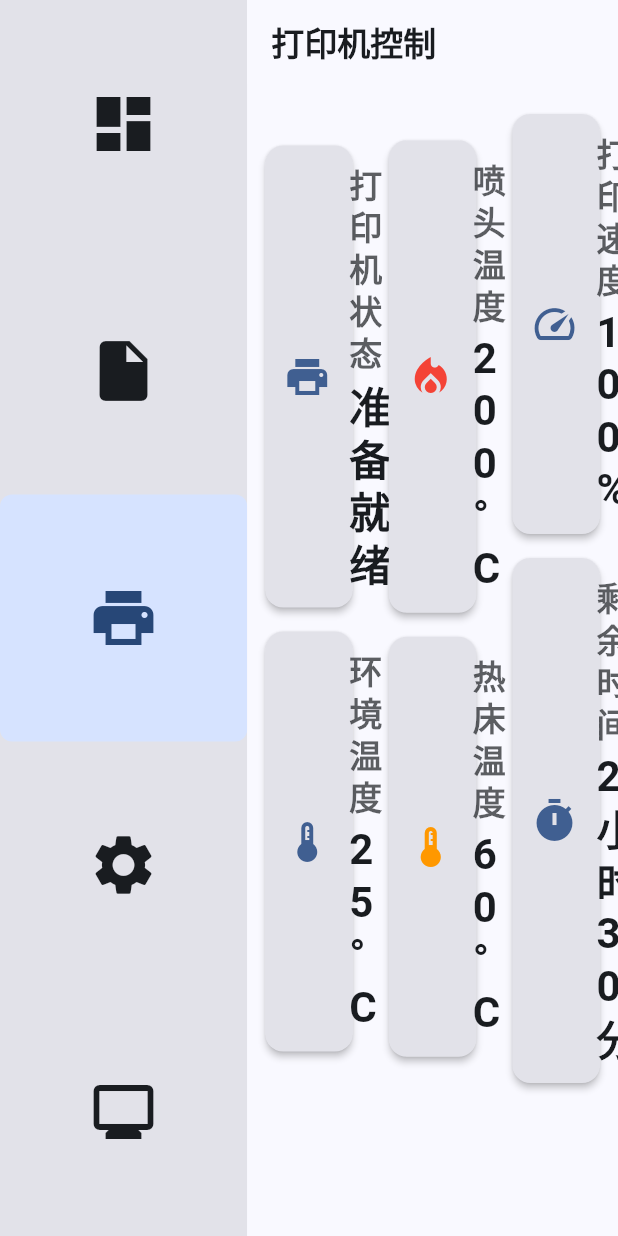
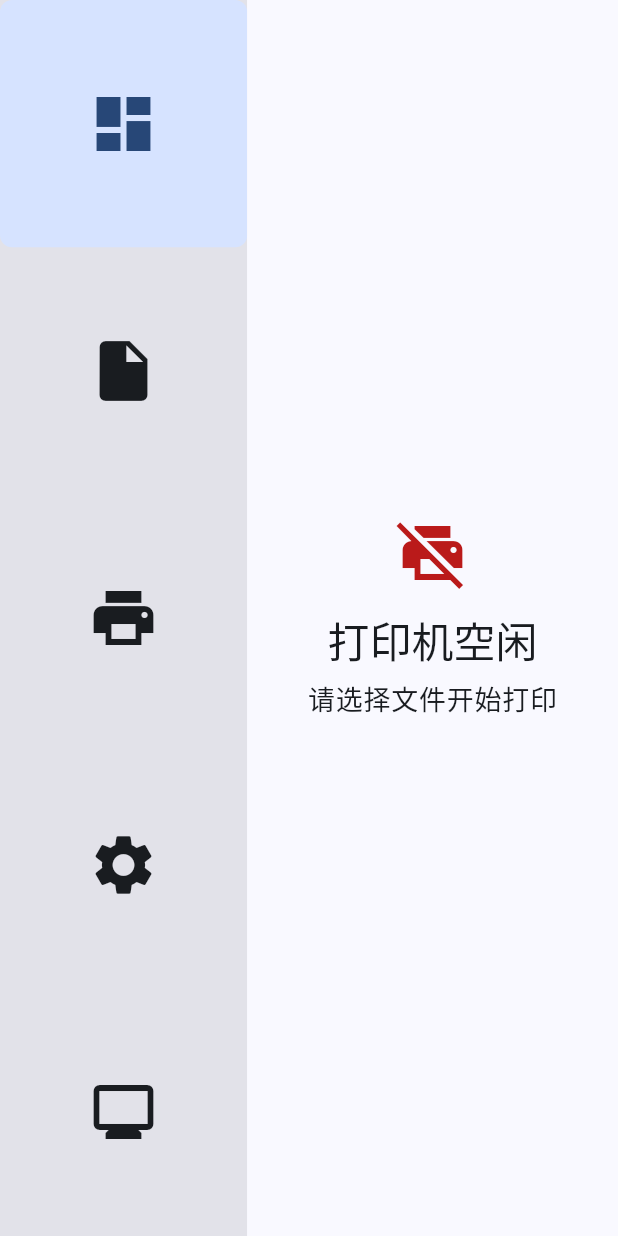
Before and after one commit to yaotutu/creo_touch, a Flutter app: the screen it shows after launch, on a phone screen of 412 x 824 dp. Run offline on Flutter 3.47's test engine with Material 3 defaults, Android fonts, the light colour scheme and no system bars; our stand-ins replace dio, flutter_hooks, flutter_riverpod, freezed_annotation, go_router, hooks_riverpod and 1 more.

Commit message:
添加打印机控制页面和空闲状态页面，更新路由配置以使用新页面

```diff
--- /dev/null
+++ b/lib/presentation/pages/dashboard/not_printing_screen.dart
@@ -0,0 +1,34 @@
+import 'package:flutter/material.dart';
+import 'package:flutter_hooks/flutter_hooks.dart';
+
+class NotPrintingScreen extends HookWidget {
+  const NotPrintingScreen({super.key});
+
+  @override
+  Widget build(BuildContext context) {
+    return Scaffold(
+      body: Center(
+        child: Column(
+          mainAxisAlignment: MainAxisAlignment.center,
+          children: [
+            Icon(
+              Icons.print_disabled,
+              size: 48,
+              color: Theme.of(context).colorScheme.error,
+            ),
+            const SizedBox(height: 16),
+            Text(
+              '打印机空闲',
+              style: Theme.of(context).textTheme.headlineMedium,
+            ),
+            const SizedBox(height: 8),
+            Text(
+              '请选择文件开始打印',
+              style: Theme.of(context).textTheme.bodyLarge,
+            ),
+          ],
+        ),
+      ),
+    );
+  }
+}
--- a/lib/presentation/pages/dashboard/screen.dart
+++ b/lib/presentation/pages/dashboard/screen.dart
@@ -1,44 +1,19 @@
-import 'package:creo_touch/presentation/pages/dashboard/widgets/bottom_panel.dart';
-import 'package:creo_touch/presentation/pages/dashboard/widgets/left_panel.dart';
-import 'package:creo_touch/presentation/pages/dashboard/widgets/right_panel.dart';
 import 'package:flutter/material.dart';
+import 'package:flutter_hooks/flutter_hooks.dart';
 
-class DashboardScreen extends StatelessWidget {
+import './not_printing_screen.dart';
+import './printing_screen.dart';
+
+class DashboardScreen extends HookWidget {
   const DashboardScreen({super.key});
 
   @override
   Widget build(BuildContext context) {
-    return Scaffold(
-      body: Padding(
-        padding: const EdgeInsets.all(16),
-        child: Column(
-          children: [
-            // 上方区域 (7/10高度)
-            Expanded(
-              flex: 7,
-              child: Row(
-                children: [
-                  // 左侧区域 (4/10宽度)
-                  Expanded(
-                    flex: 4,
-                    child: const LeftPanel(),
-                  ),
-                  // 右侧区域 (6/10宽度)
-                  Expanded(
-                    flex: 6,
-                    child: const RightPanel(),
-                  ),
-                ],
-              ),
-            ),
-            // 下方区域 (3/10高度)
-            Expanded(
-              flex: 3,
-              child: const BottomPanel(),
-            ),
-          ],
-        ),
-      ),
-    );
+    // TODO: 替换为实际的打印状态提供者
+    final isPrinting = useState(false);
+
+    return isPrinting.value
+        ? const PrintingScreen()
+        : const NotPrintingScreen();
   }
 }
--- a/lib/routes/app_router.dart
+++ b/lib/routes/app_router.dart
@@ -9,7 +9,7 @@ final GlobalKey<NavigatorState> _rootNavigatorKey = GlobalKey<NavigatorState>();
 
 final router = GoRouter(
   navigatorKey: _rootNavigatorKey,
-  initialLocation: '/control', // 默认选中打印机控制页面
+  initialLocation: '/dashboard', // 默认选中打印机控制页面
   routes: [
     StatefulShellRoute.indexedStack(
       builder: (context, state, navigationShell) {
```
Also changed, not shown: lib/presentation/pages/dashboard/printing_screen.dart (added, +44 -0 lines).
